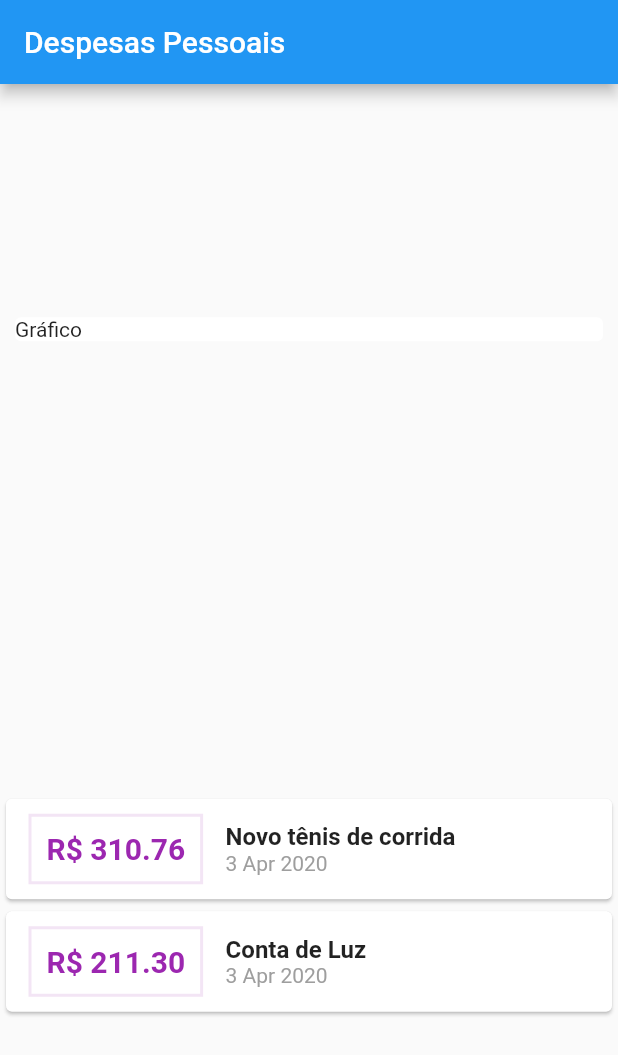
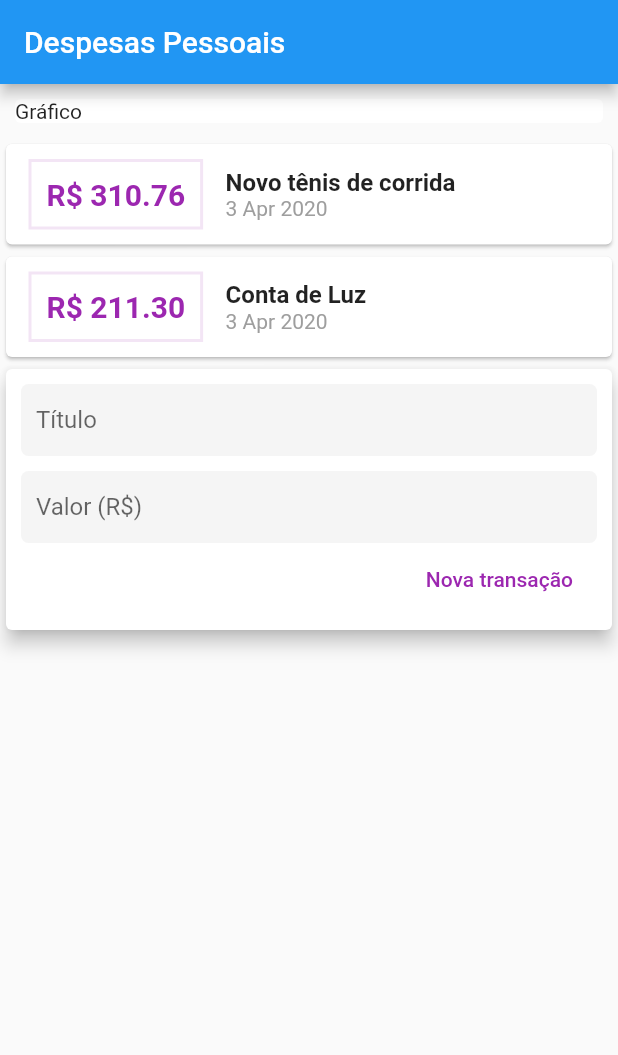
Before and after one commit to Wkerlyson/expenses, a Flutter app: the screen it shows after launch, on a phone screen of 412 x 824 dp. Shown: the top 1055 px of the screen. Run offline on Flutter 3.47's test engine with Material 2 defaults, Android fonts, the phone set to English and light mode, and no system bars.

Commit message:
inserting text Fields for new transaction

```diff
--- a/lib/main.dart
+++ b/lib/main.dart
@@ -37,7 +37,6 @@ class MyHomePage extends StatelessWidget {
         title: Text('Despesas Pessoais'),
       ),
       body: Column(
-        mainAxisAlignment: MainAxisAlignment.spaceAround,
         crossAxisAlignment: CrossAxisAlignment.stretch,
         children: <Widget>[
           Container(
@@ -89,6 +88,53 @@ class MyHomePage extends StatelessWidget {
               );
             }).toList(),
           ),
+          Card(
+            elevation: 5,
+            child: Padding(
+              padding: const EdgeInsets.all(10),
+              child: Column(
+                children: <Widget>[
+                  Container(
+                    margin: EdgeInsets.fromLTRB(0, 0, 0, 10),
+                    decoration: BoxDecoration(
+                      borderRadius: BorderRadius.circular(5),
+                      color: Colors.grey.shade100,
+                    ),
+                    child: TextField(
+                      decoration: InputDecoration(
+                        hintText: 'Título',
+                        border: InputBorder.none,
+                        contentPadding: EdgeInsets.all(10),
+                      ),
+                    ),
+                  ),
+                  Container(
+                    decoration: BoxDecoration(
+                      borderRadius: BorderRadius.circular(5),
+                      color: Colors.grey.shade100,
+                    ),
+                    child: TextField(
+                      decoration: InputDecoration(
+                        hintText: 'Valor (R\$)',
+                        border: InputBorder.none,
+                        contentPadding: EdgeInsets.all(10),
+                      ),
+                    ),
+                  ),
+                  Row(
+                    mainAxisAlignment: MainAxisAlignment.end,
+                    children: <Widget>[
+                      FlatButton(
+                        onPressed: () {},
+                        textColor: Colors.purple,
+                        child: Text('Nova transação'),
+                      ),
+                    ],
+                  )
+                ],
+              ),
+            ),
+          )
         ],
       ),
     );
```
